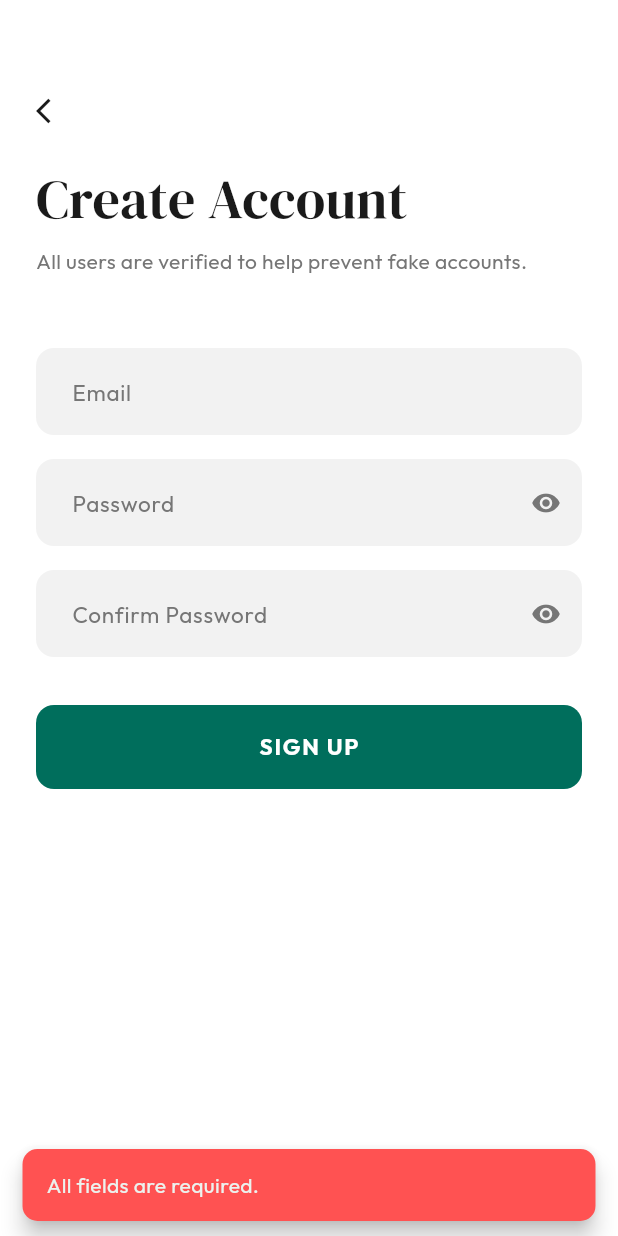
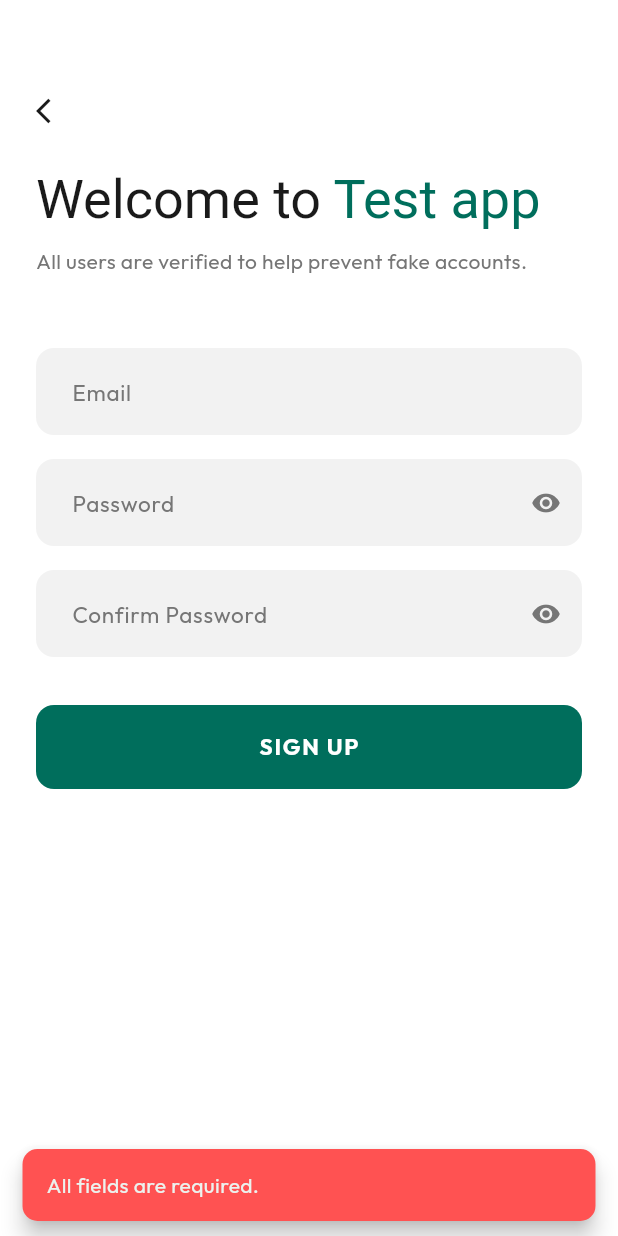
Before and after one commit to ayyoob-k-a/firebase_auth_mvvm, a Flutter app: the SignupPage widget shown alone on an empty page, opened directly, after a tap on "SIGN UP", on a phone screen of 412 x 824 dp. Run offline on Flutter 3.47's test engine with Material 3 defaults, Android fonts, the phone set to English and light mode, and no system bars; our stand-ins replace cloud_firestore, equatable, firebase_auth, firebase_core, flutter_bloc, google_fonts; accounts and stored records are empty.

Commit message:
first phase completed

```diff
--- a/lib/core/constants/app_lists.dart
+++ b/lib/core/constants/app_lists.dart
@@ -1,4 +1,4 @@
-/// Centralised lists used in dropdown/selector widgets.
+// Centralised lists used in dropdown/selector widgets.
 
 const List<String> kGenders = ['Male', 'Female'];
 
--- a/lib/features/login/view_model/login_event.dart
+++ b/lib/features/login/view_model/login_event.dart
@@ -24,7 +24,6 @@ class LoginPasswordVisibilityToggled extends LoginEvent {
   const LoginPasswordVisibilityToggled();
 }
 
-/// User tapped the SIGN IN button.
 class LoginSubmitted extends LoginEvent {
   const LoginSubmitted();
 }
--- a/lib/features/signup/view/signup_page.dart
+++ b/lib/features/signup/view/signup_page.dart
@@ -5,22 +5,22 @@ import 'package:google_fonts/google_fonts.dart';
 import '../../../../core/theme/app_colors.dart';
 import '../../../../data/datasources/auth/auth_remote_datasource.dart';
 import '../../../../data/repositories/auth_repository_impl.dart';
+import '../../../../domain/entities/user_entity.dart';
 import '../../../../domain/usecases/sign_up_usecase.dart';
 import '../../../../shared/widgets/app_text_field.dart';
 import '../../../../shared/widgets/primary_button.dart';
-import '../../home/view/home_page.dart';
+import '../../complete_profile/view/complete_profile_page.dart';
 import '../view_model/signup_bloc.dart';
 
-/// Create Account page — View layer in MVVM.
+/// Create Account page — always navigates to CompleteProfile after signup.
 class SignupPage extends StatelessWidget {
   const SignupPage({super.key});
   static const routeName = '/signup';
 
   static SignupBloc _createBloc() {
-    final dataSource = AuthRemoteDataSourceImpl();
-    final repository = AuthRepositoryImpl(dataSource);
-    final signUpUseCase = SignUpUseCase(repository);
-    return SignupBloc(signUpUseCase: signUpUseCase);
+    final authDataSource = AuthRemoteDataSourceImpl();
+    final authRepository = AuthRepositoryImpl(authDataSource);
+    return SignupBloc(signUpUseCase: SignUpUseCase(authRepository));
   }
 
   @override
@@ -42,15 +42,15 @@ class _SignupView extends StatelessWidget {
       body: BlocListener<SignupBloc, SignupState>(
         listener: (context, state) {
           if (state is SignupSuccess) {
+            // New user always goes to Complete Profile first.
+            final user = UserEntity(
+              uid: state.user.uid,
+              email: state.user.email,
+              displayName: state.user.displayName,
+            );
             Navigator.of(context).pushAndRemoveUntil(
-              PageRouteBuilder(
-                pageBuilder: (context, animation, secondaryAnimation) =>
-                    HomePage(user: state.user),
-                transitionsBuilder:
-                    (context, animation, secondaryAnimation, child) =>
-                        FadeTransition(opacity: animation, child: child),
-                transitionDuration: const Duration(milliseconds: 500),
-              ),
+              MaterialPageRoute(
+                  builder: (_) => CompleteProfilePage(user: user)),
               (route) => false,
             );
           }
@@ -58,7 +58,8 @@ class _SignupView extends StatelessWidget {
             ScaffoldMessenger.of(context)
               ..hideCurrentSnackBar()
               ..showSnackBar(SnackBar(
-                content: Text(state.errorMessage, style: GoogleFonts.outfit()),
+                content: Text(state.errorMessage,
+                    style: GoogleFonts.outfit()),
                 backgroundColor: Colors.redAccent,
                 behavior: SnackBarBehavior.floating,
                 shape: RoundedRectangleBorder(
@@ -73,39 +74,38 @@ class _SignupView extends StatelessWidget {
               crossAxisAlignment: CrossAxisAlignment.start,
               children: [
                 const SizedBox(height: 64),
-
-                // Back button
                 GestureDetector(
                   onTap: () => Navigator.of(context).pop(),
                   child: const Icon(Icons.arrow_back_ios,
                       size: 20, color: AppColors.onBackground),
                 ),
-
                 const SizedBox(height: 28),
-
-                // Heading — DM Serif Display
-                Text(
-                  'Create Account',
+                RichText(
+                  text: TextSpan(
                     style: GoogleFonts.dmSerifDisplay(
                         fontSize: 36,
                         fontWeight: FontWeight.w400,
-                    color: AppColors.onBackground,
-                    height: 1.15,
+                        height: 1.15),
+                    children: [
+                      const TextSpan(
+                        text: 'Welcome to ',
+                        style: TextStyle(color: AppColors.onBackground),
+                      ),
+                      const TextSpan(
+                        text: 'Test app',
+                        style: TextStyle(color: AppColors.primary),
+                      ),
+                    ],
                   ),
                 ),
-
                 const SizedBox(height: 10),
-
-                // Subtitle — Outfit, grey
                 Text(
                   'All users are verified to help prevent fake accounts.',
                   style: GoogleFonts.outfit(
                       fontSize: 14,
                       color: AppColors.subtitle,
-                    height: 1.5,
+                      height: 1.5),
                 ),
-                ),
-
                 const SizedBox(height: 48),
                 const _SignupForm(),
                 const SizedBox(height: 32),
@@ -114,26 +114,21 @@ class _SignupView extends StatelessWidget {
           ),
         ),
       ),
-
       bottomNavigationBar: Padding(
         padding: const EdgeInsets.only(bottom: 36),
         child: Row(
           mainAxisAlignment: MainAxisAlignment.center,
           children: [
-            Text(
-              'Already have an account? ',
-              style: GoogleFonts.outfit(fontSize: 14, color: AppColors.subtitle),
-            ),
+            Text('Already have an account? ',
+                style: GoogleFonts.outfit(
+                    fontSize: 14, color: AppColors.subtitle)),
             GestureDetector(
               onTap: () => Navigator.of(context).pop(),
-              child: Text(
-                'Sign In',
+              child: Text('Sign In',
                   style: GoogleFonts.outfit(
                       fontSize: 14,
                       fontWeight: FontWeight.w700,
-                  color: AppColors.primary,
-                ),
-              ),
+                      color: AppColors.primary)),
             ),
           ],
         ),
@@ -141,8 +136,6 @@ class _SignupView extends StatelessWidget {
     );
   }
 }
-
-// ─── Form ─────────────────────────────────────────────────────────────────────
 
 class _SignupForm extends StatelessWidget {
   const _SignupForm();
@@ -153,7 +146,6 @@ class _SignupForm extends StatelessWidget {
       builder: (context, state) {
         final bloc = context.read<SignupBloc>();
         final isLoading = state is SignupLoading;
-
         return Column(
           crossAxisAlignment: CrossAxisAlignment.stretch,
           children: [
@@ -178,7 +170,8 @@ class _SignupForm extends StatelessWidget {
               obscureText: true,
               showToggle: true,
               isVisible: state.isConfirmPasswordVisible,
-              onChanged: (v) => bloc.add(SignupConfirmPasswordChanged(v)),
+              onChanged: (v) =>
+                  bloc.add(SignupConfirmPasswordChanged(v)),
               onToggleVisibility: () =>
                   bloc.add(const SignupConfirmPasswordVisibilityToggled()),
             ),
--- a/lib/features/splash/view/splash_page.dart
+++ b/lib/features/splash/view/splash_page.dart
@@ -78,7 +78,7 @@ class _SplashView extends StatelessWidget {
         child: _FadeInSubtitle(
           delay: const Duration(milliseconds: 2000),
           child: Text(
-            'v1.0.0',
+            'v.1',
             textAlign: TextAlign.center,
             style: GoogleFonts.outfit(
               fontSize: 12,
--- a/lib/features/splash/view_model/splash_bloc.dart
+++ b/lib/features/splash/view_model/splash_bloc.dart
@@ -3,9 +3,7 @@ import 'package:firebase_auth/firebase_auth.dart';
 import 'package:flutter_bloc/flutter_bloc.dart';
 
 import '../../../core/utils/app_result.dart';
-import '../../../data/datasources/auth/auth_remote_datasource.dart';
 import '../../../data/datasources/profile/profile_remote_datasource.dart';
-import '../../../data/repositories/auth_repository_impl.dart';
 import '../../../data/repositories/profile_repository_impl.dart';
 import '../../../domain/entities/user_entity.dart';
 import '../../../domain/usecases/get_profile_usecase.dart';
```
Also changed, not shown: lib/features/complete_profile/view_model/complete_profile_bloc.dart (+35 -21 lines), lib/features/home/view/home_page.dart (+49 -2 lines), lib/features/login/view/login_page.dart (+40 -41 lines), lib/features/login/view_model/login_bloc.dart (+38 -21 lines), lib/features/login/view_model/login_state.dart (+16 -2 lines), 2 other files. Lines whose indentation alone changed are shown as unchanged.
